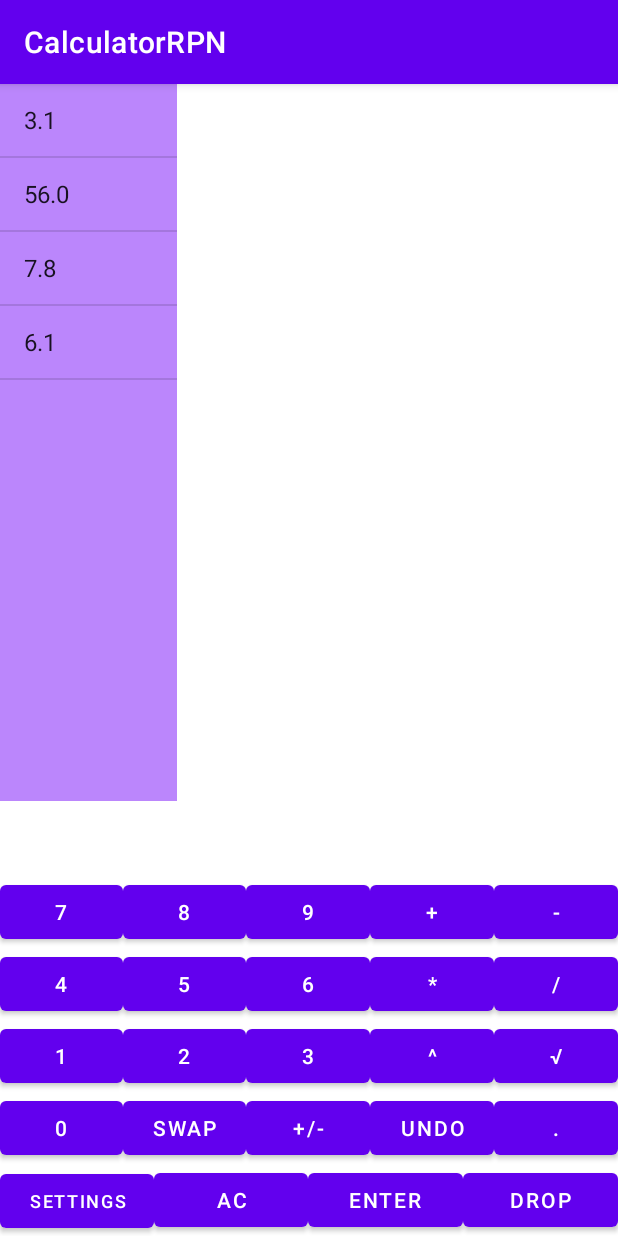
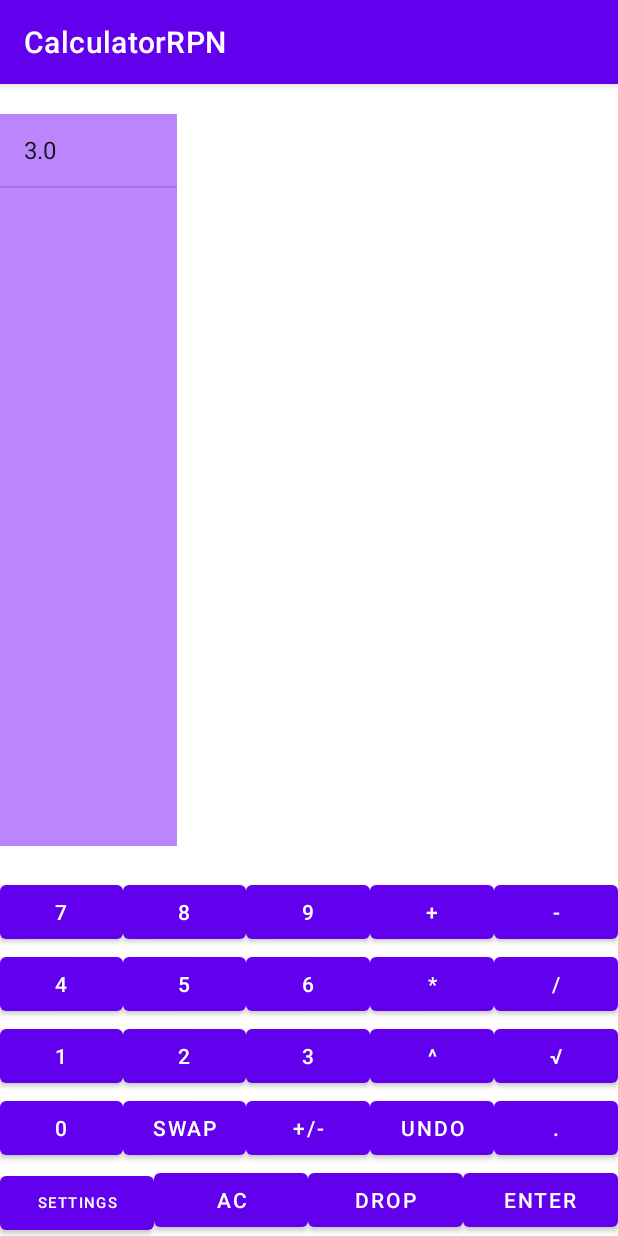
Before and after one commit to Quattro-Bajeena/CalculatorRPN, an Android app: the screen it shows after launch (MainActivity), after a tap on "UNDO", on a phone screen of 412 x 824 dp. Run offline under Robolectric (Android 15) with nearby library versions, the phone set to English and light mode, and no system bars; 1 other tap on this screen came first.

Commit message:
not working

```diff
--- a/app/src/main/java/com/example/calculatorrpn/Calculator.kt
+++ b/app/src/main/java/com/example/calculatorrpn/Calculator.kt
@@ -4,13 +4,10 @@ import kotlin.math.*
 
 class Calculator {
 
-    var stack : Deque<Float> = ArrayDeque<Float>()
+    var stack : Deque<Float> = ArrayDeque()
 
     constructor(){
-        stack.push(6.12f)
-        stack.push(7.82131f)
-        stack.push(3.125455532f)
-        stack.push(56f)
+        stack.push(3f)
     }
 
     fun enter(num : Float){
--- a/app/src/main/java/com/example/calculatorrpn/MainActivity.kt
+++ b/app/src/main/java/com/example/calculatorrpn/MainActivity.kt
@@ -40,6 +40,7 @@ class MainActivity : AppCompatActivity() {
         binding.buttonNum7.setOnClickListener(){inputNumber("7")}
         binding.buttonNum8.setOnClickListener(){inputNumber("8")}
         binding.buttonNum9.setOnClickListener(){inputNumber("9")}
+        binding.buttonSeparator.setOnClickListener() {inputSeparator()}
         binding.buttonUndo.setOnClickListener() {undo()}
         binding.buttonEnter.setOnClickListener(){enterNumber()}
         binding.buttonPlus.setOnClickListener(){calculator.add();refreshStack()}
@@ -65,6 +66,17 @@ class MainActivity : AppCompatActivity() {
         enteredValue += num
         binding.textEntered.text = enteredValue
         //Log.i("debug", enteredValue)
+    }
+
+    private fun inputSeparator(){
+        if(enteredValue.isEmpty() || enteredValue.indexOf('.', 0, true) != -1){
+            return
+        }
+        else{
+            enteredValue += '.'
+            binding.textEntered.text = enteredValue
+        }
+
     }
 
     private fun enterNumber(){
--- a/app/src/main/res/layout/activity_main.xml
+++ b/app/src/main/res/layout/activity_main.xml
@@ -201,7 +201,7 @@
                 android:text="undo" />
 
             <Button
-                android:id="@+id/buttonDot"
+                android:id="@+id/buttonSeparator"
                 android:layout_width="0dp"
                 android:layout_height="wrap_content"
                 android:layout_weight="1"
@@ -221,7 +221,7 @@
                 android:layout_weight="1"
 
                 android:text="Settings"
-                android:textSize="12sp" />
+                android:textSize="10sp" />
 
             <Button
                 android:id="@+id/buttonAC"
@@ -233,6 +233,15 @@
                 android:text="AC" />
 
             <Button
+                android:id="@+id/buttonDrop"
+                style="@style/Widget.MaterialComponents.Button"
+                android:layout_width="0dp"
+                android:layout_height="wrap_content"
+                android:layout_weight="1"
+
+                android:text="drop" />
+
+            <Button
                 android:id="@+id/buttonEnter"
                 style="@style/Widget.MaterialComponents.Button"
                 android:layout_width="0dp"
@@ -240,15 +249,6 @@
                 android:layout_weight="1"
 
                 android:text="Enter" />
-
-            <Button
-                android:id="@+id/buttonDrop"
-                style="@style/Widget.MaterialComponents.Button"
-                android:layout_width="0dp"
-                android:layout_height="wrap_content"
-                android:layout_weight="1"
-
-                android:text="drop" />
         </TableRow>
     </TableLayout>
 
@@ -268,8 +268,9 @@
     <ListView
         android:id="@+id/stackList"
         android:layout_width="118dp"
-        android:layout_height="478dp"
+        android:layout_height="488dp"
         android:background="#673AB7"
+        app:layout_constraintBottom_toTopOf="@+id/tableLayout"
         app:layout_constraintStart_toStartOf="parent"
         app:layout_constraintTop_toTopOf="parent" />
 
```
